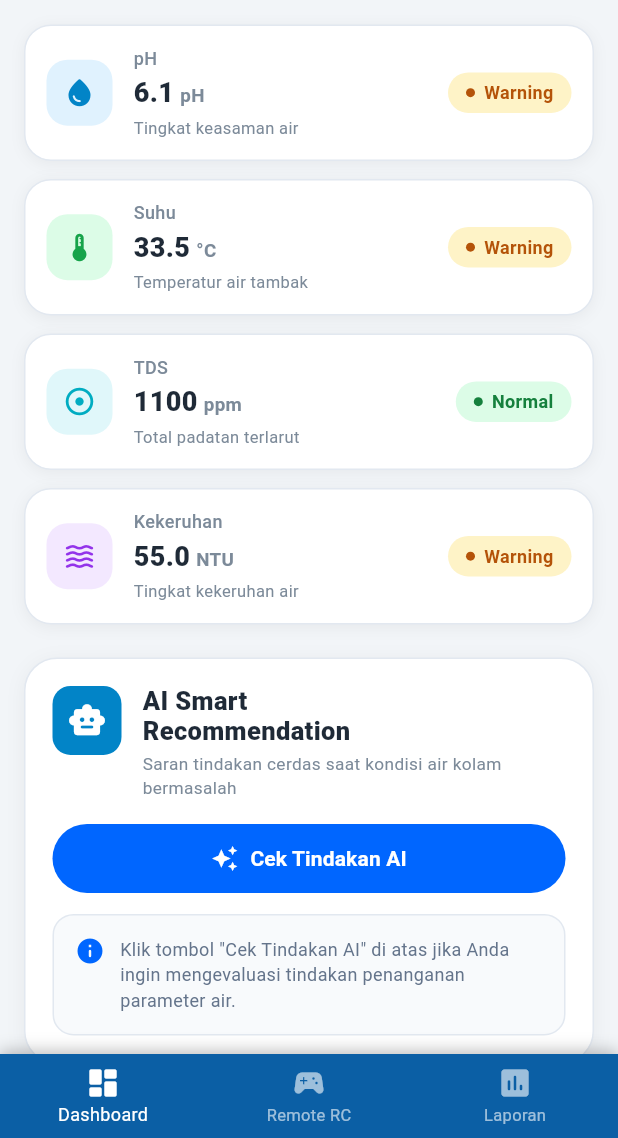
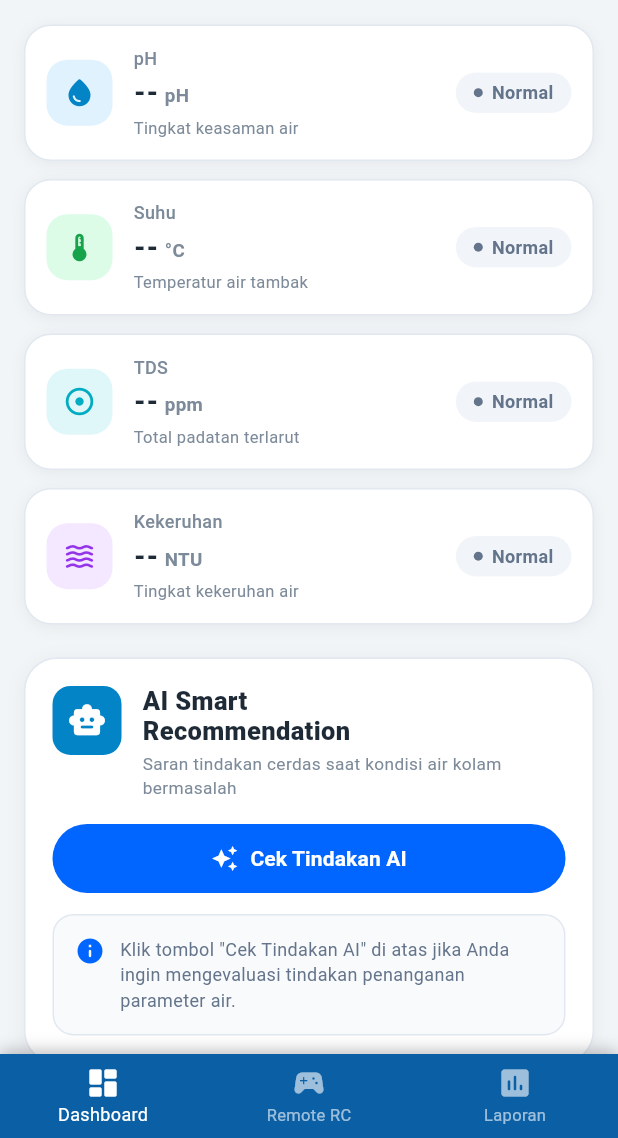
Before and after one commit to bagasdps867/monitoring-iot-mobile, a Flutter app: the screen it shows after launch, scrolled down 576 dp, on a phone screen of 412 x 824 dp, the part 98-1236 px from its top. Run offline on Flutter 3.47's test engine with Material 3 defaults, Android fonts, the phone set to English and light mode, and no system bars; our stand-ins replace audioplayers, fl_chart, flutter_local_notifications, pdf, permission_handler, share_plus; missing offline and left inert: excel, mqtt_client; network calls fail.

Commit message:
Update mobile

```diff
--- a/lib/main.dart
+++ b/lib/main.dart
@@ -19,7 +19,7 @@ import 'package:permission_handler/permission_handler.dart';
 // ==========================================
 // KONFIGURASI UTAMA SERVER
 // ==========================================
-const String API_BASE_URL = 'http://10.131.52.155:8000';
+const String API_BASE_URL = 'http://192.168.68.120:8000';
 
 Future<void> main() async {
   WidgetsFlutterBinding.ensureInitialized();
@@ -456,7 +456,7 @@ class _DashboardScreenState extends State<DashboardScreen> {
   Future<void> _fetchRecordsFromDatabase() async {
     setState(() => _isLoadingRecords = true);
     try {
-      final url = Uri.parse('$API_BASE_URL/api/laporan');
+      final url = Uri.parse('http://192.168.68.120:8000/api/laporan');
       final response = await http.get(url);
       if (response.statusCode == 200) {
         final decodedData = jsonDecode(response.body);
@@ -490,7 +490,8 @@ class _DashboardScreenState extends State<DashboardScreen> {
 
   Future<void> _fetchThresholds() async {
     try {
-      final url = Uri.parse('$API_BASE_URL/api/get-ambang-batas');
+      final url = Uri.parse(
+          'http://192.168.68.120:8000/api//get-ambang-batas'); // <-- Garis miring dua kali
       final response = await http.get(url);
 
       if (response.statusCode == 200) {
@@ -536,14 +537,11 @@ class _DashboardScreenState extends State<DashboardScreen> {
     });
   }
 
-  // --- KEMBALI MURNI: DATA MENUNGGU MQTT DARI ESP32 ---
   final Map<String, String> _values = {
-    'ph':
-        '6.1', // Sengaja dibuat asam (di bawah 6.5) agar AI mendeteksi Warning
-    'suhu':
-        '33.5', // Sengaja dibuat panas (di atas 32) agar AI mendeteksi Warning
-    'tds': '1100', // Sengaja dibuat tinggi (di atas 1000)
-    'kekeruhan': '55.0',
+    'ph': '--',
+    'suhu': '--',
+    'tds': '--',
+    'kekeruhan': '--',
   };
 
   String _tempFilterStatus = 'Semua';
@@ -1030,8 +1028,7 @@ class _DashboardScreenState extends State<DashboardScreen> {
     setState(() => _isAiLoading = true);
 
     try {
-      final url = Uri.parse('$API_BASE_URL/api/ai-rekomendasi');
-
+      final url = Uri.parse('http://192.168.68.120:8000/api/ai-rekomendasi');
       final response = await http.post(
         url,
         headers: {'Content-Type': 'application/json'},
@@ -1975,8 +1972,7 @@ class _DashboardScreenState extends State<DashboardScreen> {
                     child: SingleChildScrollView(
                       scrollDirection: Axis.horizontal,
                       child: SizedBox(
-                        width:
-                            1000, // Mengunci lebar agar tabel tidak crash (Layar putih)
+                        width: 1000,
                         child: PaginatedDataTable(
                           rowsPerPage: filteredRecords.isEmpty
                               ? 1
@@ -2859,9 +2855,9 @@ class _DashboardScreenState extends State<DashboardScreen> {
             case 'suhu':
               return r.suhu;
             case 'tds':
-              return r.tds;
+              return r.tds; // <-- Pastikan membaca r.tds
             case 'kekeruhan':
-              return r.kekeruhan;
+              return r.kekeruhan; // <-- Pastikan membaca r.kekeruhan
             case 'ph':
             default:
               return r.ph;
@@ -2871,7 +2867,6 @@ class _DashboardScreenState extends State<DashboardScreen> {
         .reversed
         .toList();
 
-    // Limit ke 30 titik agar grafik tidak kusut
     if (displayData.length > 30) {
       displayData = displayData.sublist(displayData.length - 30);
     }
@@ -3111,16 +3106,16 @@ class _DashboardScreenState extends State<DashboardScreen> {
       (i) => FlSpot(i.toDouble(), data[i]),
     );
 
-    final allValues = [...data, min, max];
+    // PERBAIKAN: Hanya hitung skala Y berdasarkan data riil agar grafik otomatis melakukan zoom
+    final allValues = data.isNotEmpty ? [...data] : [0.0, 1.0];
     final chartMin = allValues.reduce((a, b) => a < b ? a : b);
     final chartMax = allValues.reduce((a, b) => a > b ? a : b);
 
-    // PERBAIKAN FATAL: Menghindari FlChart crash jika nilai min dan max kembar
-    double pad = (chartMax - chartMin) * 0.15 + 0.2;
+    double pad = (chartMax - chartMin) * 0.2 + 0.5;
     if (chartMin == chartMax) pad = 2.0;
 
     return LineChartData(
-      minY: (chartMin - pad).clamp(0.0, double.infinity),
+      minY: (chartMin - pad).clamp(def.physicalMin, double.infinity),
       maxY: chartMax + pad,
       gridData: const FlGridData(
         show: true,
@@ -3272,7 +3267,7 @@ class _SettingsScreenState extends State<SettingsScreen> {
     await widget.onSave(t);
 
     try {
-      final url = Uri.parse('$API_BASE_URL/api/set-ambang-batas');
+      final url = Uri.parse('http://192.168.68.120:8000/api//set-ambang-batas');
       await http.post(
         url,
         headers: {'Content-Type': 'application/json'},
```
